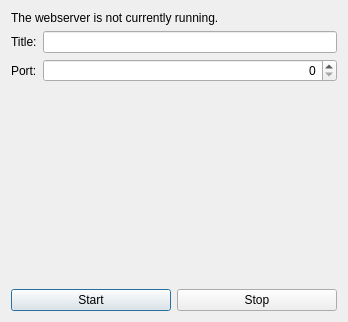
First picture: the form in src/usdb_syncer/gui/forms/WebserverDialog.ui, repository bohning/usdb_syncer, before the edit.
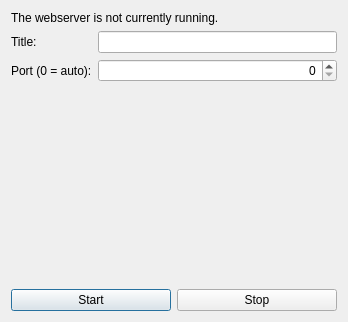
Second picture: the form after the edit.

Commit message: Sanity checks for webserver port.

The edit to the form file:
```diff
--- a/src/usdb_syncer/gui/forms/WebserverDialog.ui
+++ b/src/usdb_syncer/gui/forms/WebserverDialog.ui
@@ -29,7 +29,7 @@
      <item row="2" column="0">
       <widget class="QLabel" name="label_2">
        <property name="text">
-        <string>Port:</string>
+        <string>Port (0 = auto):</string>
        </property>
       </widget>
      </item>
```
The commit also changes 4 other files.
